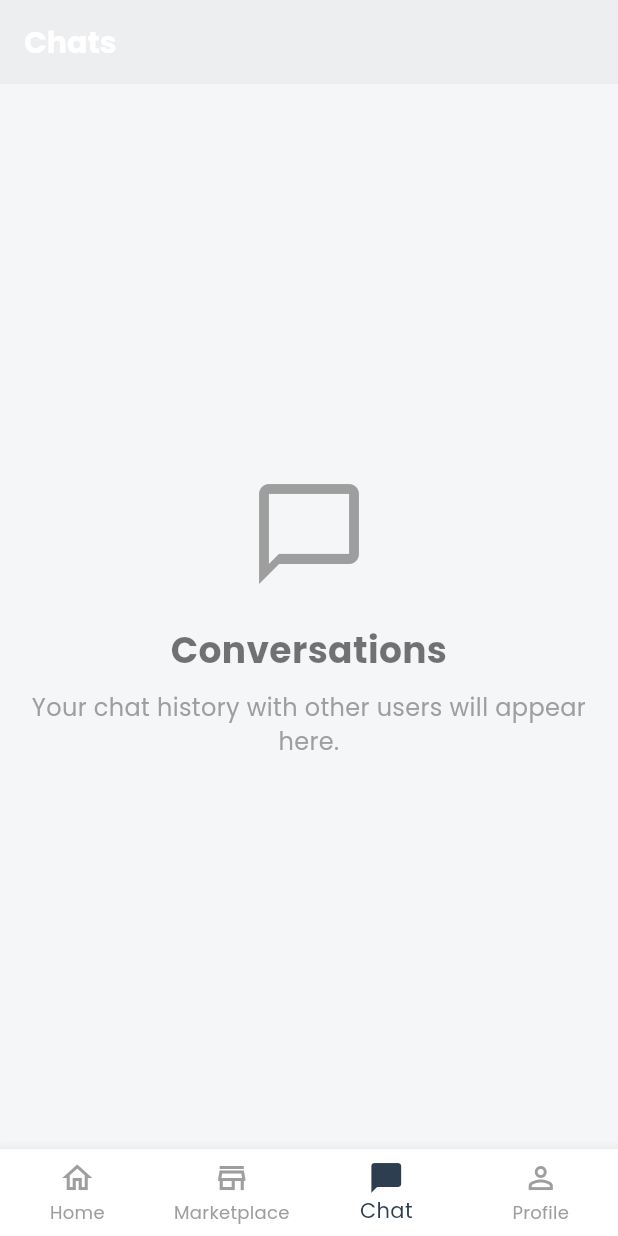
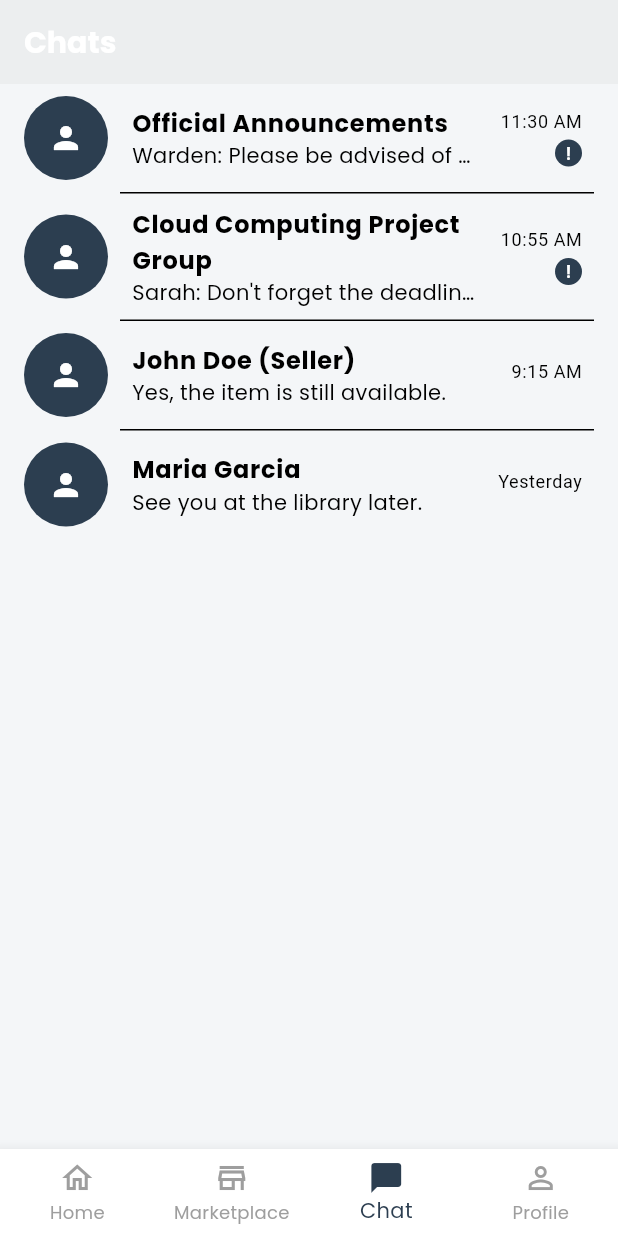
Before and after one commit to ShifyMeow/final_commutrade, a Flutter app: the screen it shows after launch, item 3 of the bottom bar chosen, on a phone screen of 412 x 824 dp. Run offline on Flutter 3.47's test engine with Material 3 defaults, Android fonts, the phone set to English and light mode, and no system bars; our stand-ins replace google_fonts.

Commit message:
Version 0.0.2

```diff
--- a/lib/screens/chat/chat_screen.dart
+++ b/lib/screens/chat/chat_screen.dart
@@ -1,7 +1,36 @@
+import 'package:final_commutrade/widgets/chat_list_item.dart';
 import 'package:flutter/material.dart';
 
 class ChatScreen extends StatelessWidget {
   const ChatScreen({super.key});
+
+  // Revised placeholder data to reflect the new multi-purpose chat
+  final List<Map<String, dynamic>> _chatData = const [
+    {
+      'name': 'Official Announcements',
+      'lastMessage': 'Warden: Please be advised of the upcoming...',
+      'time': '11:30 AM',
+      'hasUnread': true,
+    },
+    {
+      'name': 'Cloud Computing Project Group',
+      'lastMessage': 'Sarah: Don\'t forget the deadline is Friday!',
+      'time': '10:55 AM',
+      'hasUnread': true,
+    },
+    {
+      'name': 'John Doe (Seller)',
+      'lastMessage': 'Yes, the item is still available.',
+      'time': '9:15 AM',
+      'hasUnread': false,
+    },
+    {
+      'name': 'Maria Garcia',
+      'lastMessage': 'See you at the library later.',
+      'time': 'Yesterday',
+      'hasUnread': false,
+    },
+  ];
 
   @override
   Widget build(BuildContext context) {
@@ -11,32 +40,26 @@ class ChatScreen extends StatelessWidget {
         elevation: 4.0,
         backgroundColor: Theme.of(context).cardColor,
       ),
-      body: const Center(
-        child: Padding(
-          padding: EdgeInsets.all(16.0),
-          child: Column(
-            mainAxisAlignment: MainAxisAlignment.center,
-            children: [
-              Icon(
-                Icons.chat_bubble_outline,
-                size: 80,
-                color: Colors.grey,
-              ),
-              SizedBox(height: 20),
-              Text(
-                'Conversations',
-                style: TextStyle(fontSize: 24, fontWeight: FontWeight.bold),
-                textAlign: TextAlign.center,
-              ),
-              SizedBox(height: 10),
-              Text(
-                'Your chat history with other users will appear here.',
-                style: TextStyle(fontSize: 16, color: Colors.grey),
-                textAlign: TextAlign.center,
-              ),
-            ],
-          ),
-        ),
+      body: ListView.separated(
+        itemCount: _chatData.length,
+        itemBuilder: (context, index) {
+          final chat = _chatData[index];
+          return ChatListItem(
+            name: chat['name'],
+            lastMessage: chat['lastMessage'],
+            time: chat['time'],
+            hasUnreadMessages: chat['hasUnread'],
+          );
+        },
+        separatorBuilder: (context, index) {
+          // Adds a clean divider between list items
+          return const Divider(
+            height: 1,
+            thickness: 1,
+            indent: 80, // Aligns the divider with the start of the text
+            endIndent: 16,
+          );
+        },
       ),
     );
   }
```
